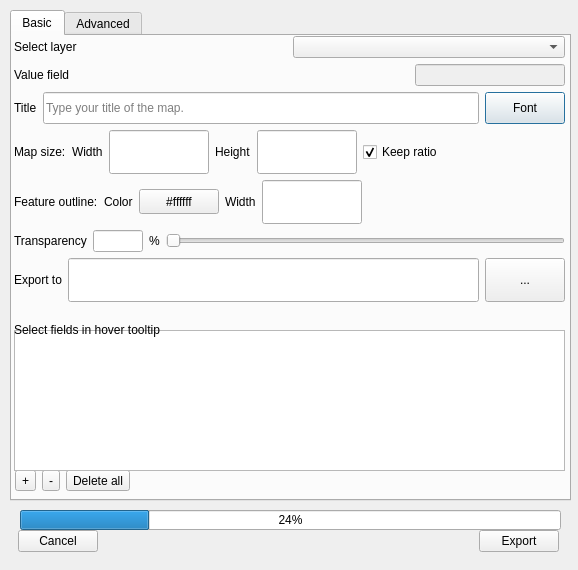
Qt form bknqgis_dialog_base.ui (Ziqi-Li/bknqgis) before a commit.
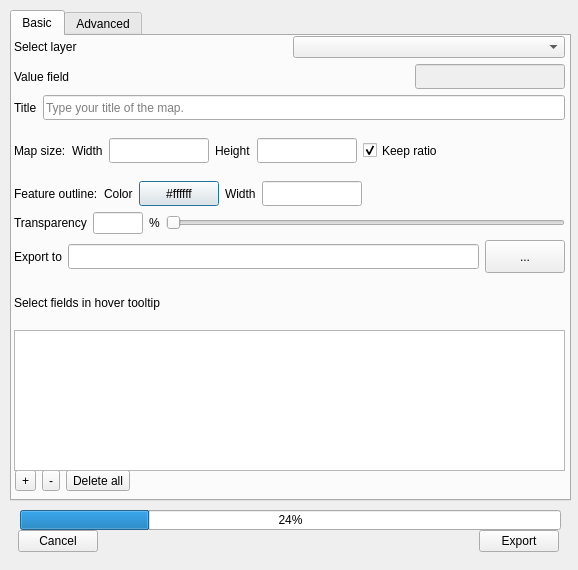
The same form after that commit.

The edit to the form file:
```diff
--- a/bknqgis_dialog_base.ui
+++ b/bknqgis_dialog_base.ui
@@ -121,7 +121,7 @@
        <x>2</x>
        <y>0</y>
        <width>551</width>
-       <height>316</height>
+       <height>291</height>
       </rect>
      </property>
      <layout class="QVBoxLayout" name="verticalLayout_4">
@@ -175,7 +175,7 @@
           <property name="maximumSize">
            <size>
             <width>150</width>
-            <height>16777215</height>
+            <height>25</height>
            </size>
           </property>
          </widget>
@@ -211,24 +211,17 @@
             <height>20</height>
            </size>
           </property>
+          <property name="maximumSize">
+           <size>
+            <width>16777215</width>
+            <height>25</height>
+           </size>
+          </property>
           <property name="placeholderText">
            <string>Type your title of the map.</string>
           </property>
          </widget>
         </item>
-        <item>
-         <widget class="QPushButton" name="pushButton_4">
-          <property name="minimumSize">
-           <size>
-            <width>0</width>
-            <height>32</height>
-           </size>
-          </property>
-          <property name="text">
-           <string>Font</string>
-          </property>
-         </widget>
-        </item>
        </layout>
       </item>
       <item>
@@ -267,7 +260,7 @@
           <property name="maximumSize">
            <size>
             <width>100</width>
-            <height>16777215</height>
+            <height>25</height>
            </size>
           </property>
          </widget>
@@ -296,7 +289,7 @@
           <property name="maximumSize">
            <size>
             <width>100</width>
-            <height>16777215</height>
+            <height>25</height>
            </size>
           </property>
          </widget>
@@ -412,7 +405,7 @@
           <property name="maximumSize">
            <size>
             <width>100</width>
-            <height>16777215</height>
+            <height>25</height>
            </size>
           </property>
          </widget>
@@ -455,7 +448,7 @@
           <property name="maximumSize">
            <size>
             <width>50</width>
-            <height>16777215</height>
+            <height>25</height>
            </size>
           </property>
          </widget>
@@ -520,6 +513,12 @@
             <height>20</height>
            </size>
           </property>
+          <property name="maximumSize">
+           <size>
+            <width>16777215</width>
+            <height>25</height>
+           </size>
+          </property>
          </widget>
         </item>
         <item>
@@ -530,6 +529,12 @@
             <verstretch>0</verstretch>
            </sizepolicy>
           </property>
+          <property name="maximumSize">
+           <size>
+            <width>16777215</width>
+            <height>33</height>
+           </size>
+          </property>
           <property name="text">
            <string>...</string>
           </property>
```
